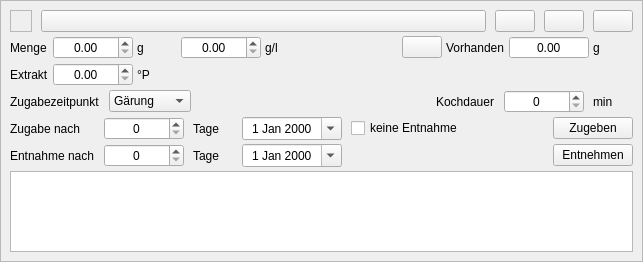
Qt form kleiner-brauhelfer/widgets/wdgweiterezutatgabe.ui (kleiner-brauhelfer/kleiner-brauhelfer-2) before a commit.
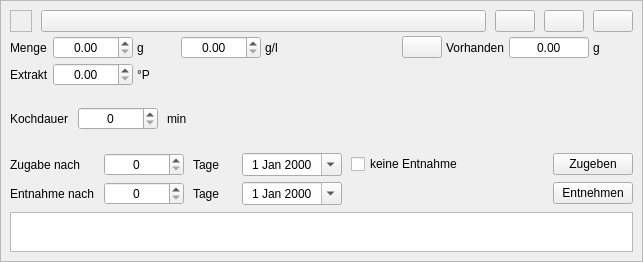
The same form after that commit. Icons and pictures are not drawn. Custom widgets are drawn as their Qt base class.

The edit to the form file:
```diff
--- a/kleiner-brauhelfer/widgets/wdgweiterezutatgabe.ui
+++ b/kleiner-brauhelfer/widgets/wdgweiterezutatgabe.ui
@@ -10,6 +10,12 @@
     <height>262</height>
    </rect>
   </property>
+  <property name="sizePolicy">
+   <sizepolicy hsizetype="Preferred" vsizetype="Maximum">
+    <horstretch>0</horstretch>
+    <verstretch>0</verstretch>
+   </sizepolicy>
+  </property>
   <property name="autoFillBackground">
    <bool>true</bool>
   </property>
@@ -333,66 +339,6 @@
        </layout>
       </item>
       <item>
-       <widget class="QWidget" name="wdgZugabezeitpunkt" native="true">
-        <layout class="QHBoxLayout" name="horizontalLayout_9">
-         <property name="spacing">
-          <number>9</number>
-         </property>
-         <property name="leftMargin">
-          <number>0</number>
-         </property>
-         <property name="topMargin">
-          <number>0</number>
-         </property>
-         <property name="rightMargin">
-          <number>0</number>
-         </property>
-         <property name="bottomMargin">
-          <number>0</number>
-         </property>
-         <item>
-          <widget class="QLabel" name="label">
-           <property name="text">
-            <string>Zugabezeitpunkt</string>
-           </property>
-          </widget>
-         </item>
-         <item>
-          <widget class="ComboBox" name="cbZugabezeitpunkt">
-           <property name="toolTip">
-            <string>&lt;html&gt;&lt;head/&gt;&lt;body&gt;&lt;p&gt;Dieser Reiter definiert den &lt;span style=&quot; font-weight:600;&quot;&gt;Zugabezeitpunkt&lt;/span&gt; der weiteren Zutat. Unterschieden wird zwischen Maischeprozess, Hopfenkochen und Gärung. Ausgenommen sind Hopfengaben in der Gärung, bekannt als Hopfenstopfen. Diese werden gesondert erfasst.&lt;/p&gt;&lt;p&gt;Der Zugabezeitpunkt kann entscheidend für den Gärverlauf und die Ausbeute sein, je nach Zutat. So wirken sich manche Zuckerarten oder Gewüze beim Kochen oder in der Gärung vollkommen unterschiedlich auf das &lt;span style=&quot; font-weight:600;&quot;&gt;Geschmacksergebnis&lt;/span&gt; aus.&lt;/p&gt;&lt;p&gt;Ist man sich bei diesem Schritt unsicher, hilft bei unbekannten oder nicht erprobten oder gut dokumentierten Zutaten eine gründliche Recherche in den einschlägigen Büchern und Foren. Ansonsten heißt es ausprobieren. Um unangenehme Überraschungen zu vermeiden gilt dabei &amp;quot;&lt;span style=&quot; font-weight:600;&quot;&gt;Weniger ist mehr&lt;/span&gt;&amp;quot;.&lt;/p&gt;&lt;/body&gt;&lt;/html&gt;</string>
-           </property>
-           <item>
-            <property name="text">
-             <string>Gärung</string>
-            </property>
-           </item>
-           <item>
-            <property name="text">
-             <string>Kochen</string>
-            </property>
-           </item>
-           <item>
-            <property name="text">
-             <string>Maischen</string>
-            </property>
-           </item>
-          </widget>
-         </item>
-         <item>
-          <spacer name="horizontalSpacer">
-           <property name="orientation">
-            <enum>Qt::Horizontal</enum>
-           </property>
-           <property name="sizeHint" stdset="0">
-            <size>
-             <width>40</width>
-             <height>20</height>
-            </size>
-           </property>
-          </spacer>
-         </item>
-         <item>
           <widget class="QWidget" name="wdgKochdauer" native="true">
            <layout class="QHBoxLayout" name="horizontalLayout">
             <property name="spacing">
@@ -449,8 +395,18 @@
               </property>
              </widget>
             </item>
-           </layout>
-          </widget>
+         <item>
+          <spacer name="horizontalSpacer">
+           <property name="orientation">
+            <enum>Qt::Horizontal</enum>
+           </property>
+           <property name="sizeHint" stdset="0">
+            <size>
+             <width>40</width>
+             <height>20</height>
+            </size>
+           </property>
+          </spacer>
          </item>
         </layout>
        </widget>
@@ -643,7 +599,13 @@
         <property name="minimumSize">
          <size>
           <width>0</width>
-          <height>30</height>
+          <height>40</height>
+         </size>
+        </property>
+        <property name="maximumSize">
+         <size>
+          <width>16777215</width>
+          <height>40</height>
          </size>
         </property>
         <property name="toolTip">
@@ -667,11 +629,6 @@
    <extends>QSpinBox</extends>
    <header>widgets/spinbox.h</header>
   </customwidget>
-  <customwidget>
-   <class>ComboBox</class>
-   <extends>QComboBox</extends>
-   <header>widgets/combobox.h</header>
-  </customwidget>
   <customwidget>
    <class>DateEdit</class>
    <extends>QDateEdit</extends>
```
Left out of the diff: 11 changed lines with no effect on the pictures. Lines whose indentation alone changed are shown as unchanged.
